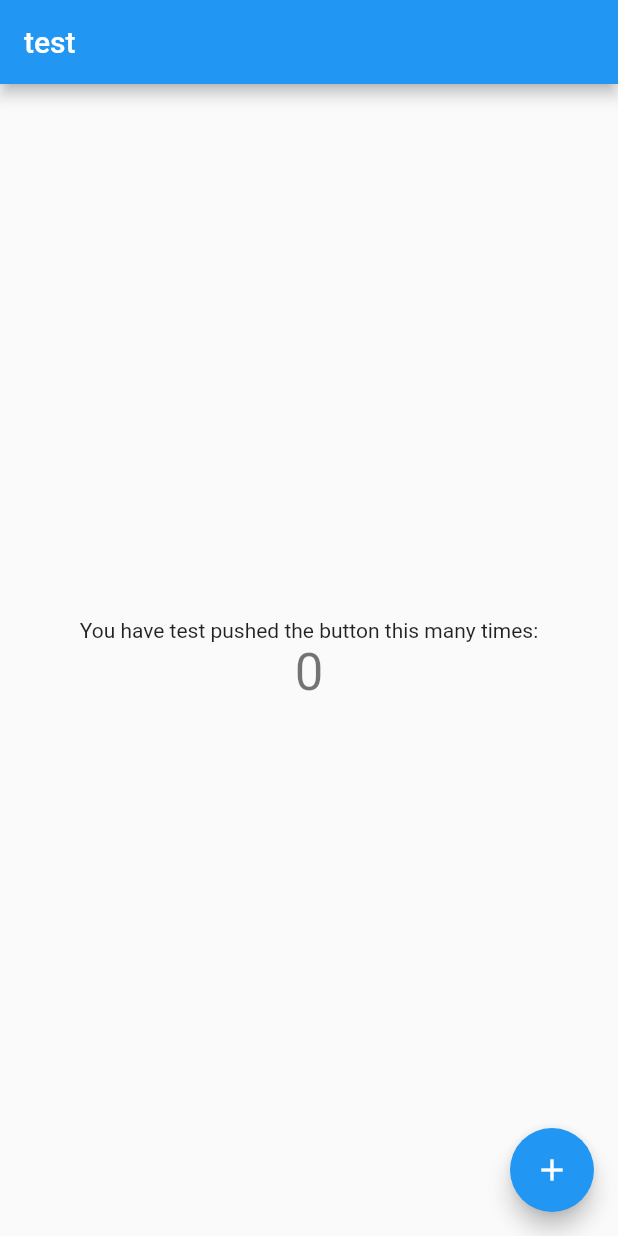
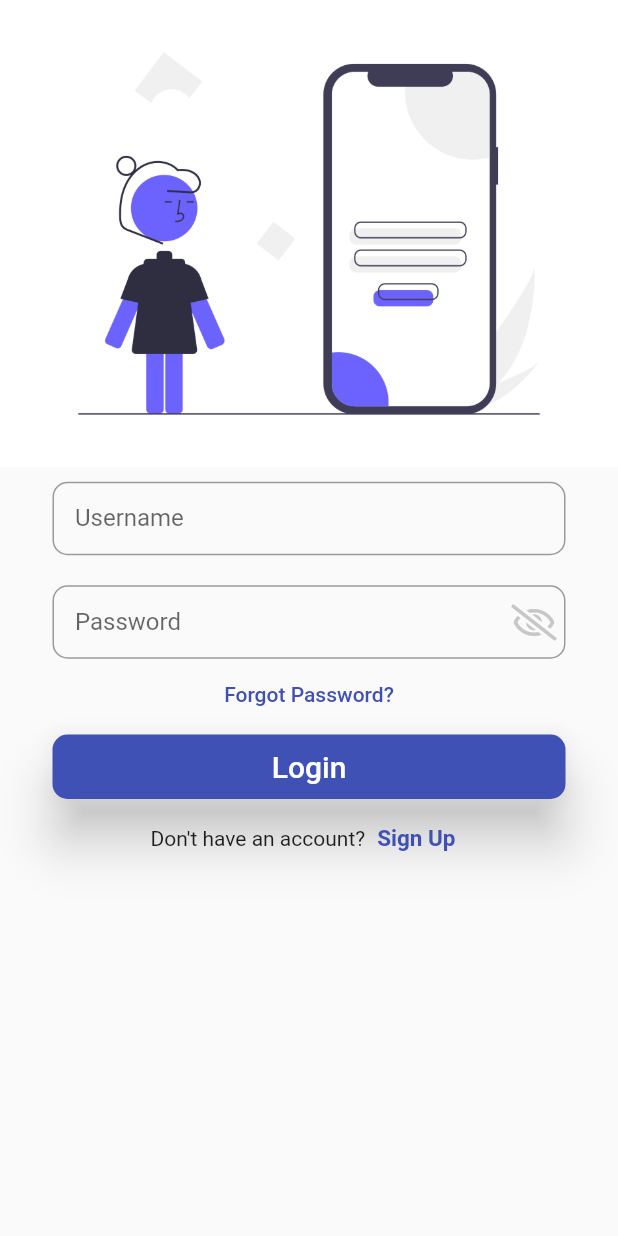
Before and after one commit to Gayath1/Flutter_myapp, a Flutter app: the screen it shows after launch, on a phone screen of 412 x 824 dp. Run offline on Flutter 3.47's test engine with Material 2 defaults, Android fonts, the phone set to English and light mode, and no system bars; our stand-ins replace font_awesome_flutter.

Commit message:
Login screen

```diff
--- /dev/null
+++ b/lib/Utilities/routes.dart
@@ -0,0 +1,3 @@
+class MyRoutes {
+  static String loginScreen = '/';
+}
--- a/lib/main.dart
+++ b/lib/main.dart
@@ -1,54 +1,23 @@
-import 'package:animated_splash_screen/animated_splash_screen.dart';
 import 'package:flutter/material.dart';
-import 'package:myapp/screens/home/home.dart';
-import 'package:myapp/screens/splashscreen/splash_screen.dart';
+import 'package:myapp/Utilities/routes.dart';
+import 'package:myapp/Screens/login/login_screen.dart';
 
-void main() => runApp(new MyApp());
+void main() => runApp(const MyApp());
 
 class MyApp extends StatelessWidget {
   // This widget is the root of your application.
+  const MyApp({Key? key}) : super(key: key);
+
   @override
   Widget build(BuildContext context) {
-    return new MaterialApp(
+    return MaterialApp(
+      debugShowCheckedModeBanner: false,
       title: 'Flutter Demo',
-      theme: new ThemeData(
-        // This is the theme of your application.
-        //
-        // Try running your application with "flutter run". You'll see the
-        // application has a blue toolbar. Then, without quitting the app, try
-        // changing the primarySwatch below to Colors.green and then invoke
-        // "hot reload" (press "r" in the console where you ran "flutter run",
-        // or press Run > Flutter Hot Reload in IntelliJ). Notice that the
-        // counter didn't reset back to zero; the application is not restarted.
-        primarySwatch: Colors.blue,
-      ),
-      home: AnimatedSplashScreen(
-          splash: Icons.home,
-          duration: 3000,
-          splashTransition: SplashTransition.fadeTransition,
-          // pageTransitionType: PageTransitionType.scale,
-          backgroundColor: Colors.blue,
-          nextScreen: MyHomePage(
-            title: 'test',
-          )
-          // Center(
-          //   child: Column(
-          //     mainAxisAlignment: MainAxisAlignment.center,
-          //     children: [
-          //       Container(
-          //         height: 100,
-          //         width: 100,
-          //         color: Colors.blue,
-          //       ),
-          //       Container(
-          //         child: Text('Splash Screen',
-          //             style:
-          //                 TextStyle(fontSize: 30, fontWeight: FontWeight.bold)),
-          //       ),
-          //     ],
-          //   ),
-          // ),
-          ),
+      theme: new ThemeData(primarySwatch: Colors.indigo),
+      initialRoute: '/',
+      routes: {
+        MyRoutes.loginScreen: (context) => LoginScreen(),
+      },
     );
   }
 }
--- a/lib/screens/home/home.dart
+++ /dev/null
@@ -1,85 +0,0 @@
-import 'package:flutter/material.dart';
-
-class MyHomePage extends StatefulWidget {
-  MyHomePage({Key key, this.title}) : super(key: key);
-
-  // This widget is the home page of your application. It is stateful, meaning
-  // that it has a State object (defined below) that contains fields that affect
-  // how it looks.
-
-  // This class is the configuration for the state. It holds the values (in this
-  // case the title) provided by the parent (in this case the App widget) and
-  // used by the build method of the State. Fields in a Widget subclass are
-  // always marked "final".
-
-  final String title;
-
-  @override
-  _MyHomePageState createState() => new _MyHomePageState();
-}
-
-class _MyHomePageState extends State<MyHomePage> {
-  int _counter = 0;
-
-  void _incrementCounter() {
-    setState(() {
-      // This call to setState tells the Flutter framework that something has
-      // changed in this State, which causes it to rerun the build method below
-      // so that the display can reflect the updated values. If we changed
-      // _counter without calling setState(), then the build method would not be
-      // called again, and so nothing would appear to happen.
-      _counter++;
-    });
-  }
-
-  @override
-  Widget build(BuildContext context) {
-    // This method is rerun every time setState is called, for instance as done
-    // by the _incrementCounter method above.
-    //
-    // The Flutter framework has been optimized to make rerunning build methods
-    // fast, so that you can just rebuild anything that needs updating rather
-    // than having to individually change instances of widgets.
-    return new Scaffold(
-      appBar: new AppBar(
-        // Here we take the value from the MyHomePage object that was created by
-        // the App.build method, and use it to set our appbar title.
-        title: new Text(widget.title),
-      ),
-      body: new Center(
-        // Center is a layout widget. It takes a single child and positions it
-        // in the middle of the parent.
-        child: new Column(
-          // Column is also layout widget. It takes a list of children and
-          // arranges them vertically. By default, it sizes itself to fit its
-          // children horizontally, and tries to be as tall as its parent.
-          //
-          // Invoke "debug paint" (press "p" in the console where you ran
-          // "flutter run", or select "Toggle Debug Paint" from the Flutter tool
-          // window in IntelliJ) to see the wireframe for each widget.
-          //
-          // Column has various properties to control how it sizes itself and
-          // how it positions its children. Here we use mainAxisAlignment to
-          // center the children vertically; the main axis here is the vertical
-          // axis because Columns are vertical (the cross axis would be
-          // horizontal).
-          mainAxisAlignment: MainAxisAlignment.center,
-          children: <Widget>[
-            Text(
-              'You have test pushed the button this many times:',
-            ),
-            Text(
-              '$_counter',
-              style: Theme.of(context).textTheme.headline4,
-            ),
-          ],
-        ),
-      ),
-      floatingActionButton: new FloatingActionButton(
-        onPressed: _incrementCounter,
-        tooltip: 'Increment',
-        child: new Icon(Icons.add),
-      ), // This trailing comma makes auto-formatting nicer for build methods.
-    );
-  }
-}
--- /dev/null
+++ b/lib/screens/login/login_screen.dart
@@ -0,0 +1,133 @@
+import 'package:flutter/material.dart';
+import 'package:font_awesome_flutter/font_awesome_flutter.dart';
+
+class LoginScreen extends StatefulWidget {
+  const LoginScreen({Key? key}) : super(key: key);
+
+  @override
+  State<LoginScreen> createState() => _LoginScreenState();
+}
+
+class _LoginScreenState extends State<LoginScreen> {
+  bool _obscureText = true;
+  void _toggle() {
+    setState(() {
+      _obscureText = !_obscureText;
+    });
+  }
+
+  @override
+  Widget build(BuildContext context) {
+    return Scaffold(
+      body: SingleChildScrollView(
+        child: Column(
+          children: [
+            Image(
+              image: AssetImage('assets/images/login.png'),
+              fit: BoxFit.cover,
+            ),
+            Padding(
+              padding: const EdgeInsets.symmetric(
+                vertical: 10,
+                horizontal: 35,
+              ),
+              child: Column(
+                children: [
+                  TextFormField(
+                    decoration: InputDecoration(
+                      // icon: Icon(Icons.email),
+                      border: OutlineInputBorder(
+                          borderRadius: BorderRadius.circular(10.0)),
+                      hintText: 'Enter Your Email',
+                      labelText: 'Username',
+                      contentPadding: EdgeInsets.all(15.0),
+                    ),
+                    onChanged: (value) {
+                      setState(() {});
+                    },
+                  ),
+                  SizedBox(height: 10),
+                  SizedBox(height: 10),
+                  TextFormField(
+                    obscureText: _obscureText,
+                    decoration: InputDecoration(
+                      // icon: Icon(Icons.lock),
+                      border: OutlineInputBorder(
+                        borderRadius: BorderRadius.circular(10.0),
+                      ),
+                      suffixIcon: IconButton(
+                          onPressed: () {
+                            _toggle();
+                          },
+                          icon: Icon(
+                            FontAwesomeIcons.eyeSlash,
+                            color: Color.fromARGB(175, 175, 175, 175),
+                          )),
+                      // suffixIconConstraints:
+                      //     BoxConstraints(maxHeight: 20, maxWidth: 20),
+                      hintText: 'Enter Your Password',
+                      labelText: 'Password',
+                      contentPadding: EdgeInsets.all(15.0),
+                    ),
+                    onChanged: (value) {
+                      setState(() {});
+                    },
+                  ),
+                  TextButton(
+                    onPressed: () {
+                      // Navigator.pushNamed(context, MyRoutes.forgotPassword);
+                    },
+                    child: const Text(
+                      'Forgot Password?',
+                    ),
+                  ),
+                  Container(
+                    width: MediaQuery.of(context).size.width * 01,
+                    child: ElevatedButton(
+                      onPressed: () {},
+                      style: ElevatedButton.styleFrom(
+                        primary: Colors.indigo,
+                        shape: RoundedRectangleBorder(
+                          borderRadius: BorderRadius.circular(10.0),
+                        ),
+                        elevation: 15.0,
+                      ),
+                      child: Padding(
+                        padding: const EdgeInsets.all(10.0),
+                        child: Text(
+                          'Login',
+                          style: TextStyle(fontSize: 20),
+                        ),
+                      ),
+                    ),
+                  ),
+                  Row(
+                    children: [
+                      const Text('Don\'t have an account?'),
+                      TextButton(
+                        onPressed: (() {
+                          // Navigator.pushNamed(
+                          //   context,
+                          //   MyRoutes.signUp,
+                          // );
+                        }),
+                        child: const Text(
+                          'Sign Up',
+                          style: TextStyle(
+                            fontSize: 15,
+                            fontWeight: FontWeight.bold,
+                          ),
+                        ),
+                      ),
+                    ],
+                    mainAxisAlignment: MainAxisAlignment.center,
+                  ),
+                ],
+              ),
+            ),
+          ],
+        ),
+      ),
+    );
+  }
+}
--- a/lib/screens/splashscreen/splash_screen.dart
+++ b/lib/screens/splashscreen/splash_screen.dart
@@ -1,5 +1,5 @@
 import 'package:flutter/material.dart';
-import 'package:myapp/screens/home/home.dart';
+import 'package:myapp/screens/login/login_screen.dart';
 
 class Splash extends StatefulWidget {
   // const Splash({ Key? key }) : super(key: key);
@@ -23,8 +23,8 @@ class _SplashState extends State<Splash> {
       Navigator.pushReplacement(
           context,
           MaterialPageRoute(
-              builder: (context) => MyHomePage(
-                    title: 'test1',
+              builder: (context) => LoginScreen(
+                  // title: 'test1',
                   )));
     });
   }
```
Also changed, not shown: pubspec.yaml (+10 -5 lines), assets/images/login.png (added), pubspec.lock.
